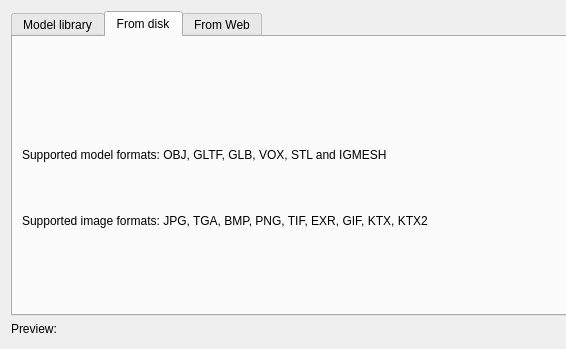
Old version of the form gui_client/AddObjectDialog.ui in the repository shipilovden/substrata-metasiberia; both pictures show x 0 to 566 and y 0 to 349 of the 1124 by 686 pixel window.
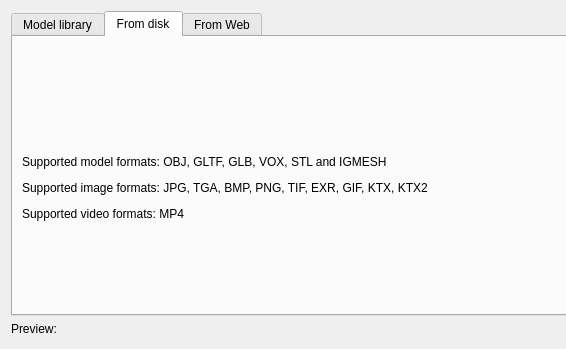
New version of the form. The open tabs and pages were chosen to show the change. Custom widgets are drawn as their Qt base class.

Commit message: Changed command to Add Model/Image/Video. Showing first video frame in AddObjectDialog when adding a mp4.

Diff of the .ui file:
```diff
--- a/gui_client/AddObjectDialog.ui
+++ b/gui_client/AddObjectDialog.ui
@@ -47,7 +47,7 @@
        <item>
         <widget class="QLabel" name="label_3">
          <property name="text">
-          <string>&lt;html&gt;&lt;head/&gt;&lt;body&gt;&lt;p&gt;Supported model formats: OBJ, GLTF, GLB, VOX, STL and IGMESH&lt;/p&gt;&lt;p&gt;&lt;br/&gt;&lt;/p&gt;&lt;p&gt;Supported image formats: JPG, TGA, BMP, PNG, TIF, EXR, GIF, KTX, KTX2&lt;/p&gt;&lt;/body&gt;&lt;/html&gt;</string>
+          <string>&lt;html&gt;&lt;head/&gt;&lt;body&gt;&lt;p&gt;Supported model formats: OBJ, GLTF, GLB, VOX, STL and IGMESH&lt;/p&gt;&lt;p&gt;Supported image formats: JPG, TGA, BMP, PNG, TIF, EXR, GIF, KTX, KTX2&lt;/p&gt;&lt;p&gt;Supported video formats: MP4&lt;/p&gt;&lt;/body&gt;&lt;/html&gt;</string>
          </property>
          <property name="wordWrap">
           <bool>false</bool>
```
Left out of the diff: 4 changed lines with no effect on the pictures. The commit also changes 3 other files.
